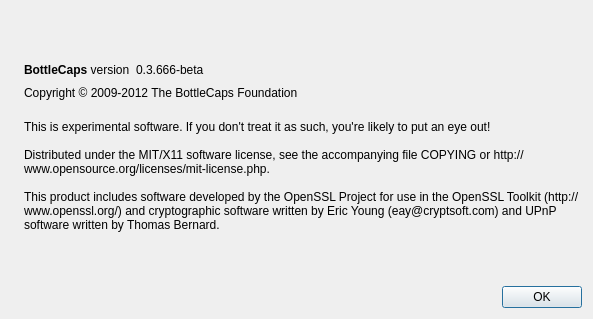
The window that src/qt/forms/aboutdialog.ui (magi-retro/peercoin) describes before a commit, drawn with Qt 5.
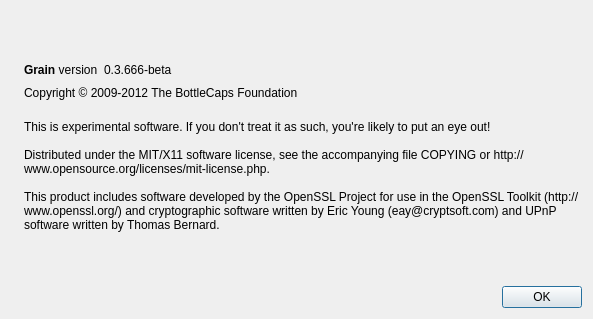
The same window after the commit. Icons and pictures are not drawn.

Commit message: FORK-GRAIN: [REPLACE-COINNAME] Replace BottleCaps to GrainCoin.

Patch:
```diff
--- a/src/qt/forms/aboutdialog.ui
+++ b/src/qt/forms/aboutdialog.ui
@@ -50,7 +50,7 @@
           <cursorShape>IBeamCursor</cursorShape>
          </property>
          <property name="text">
-          <string>&lt;b&gt;BottleCaps&lt;/b&gt; version</string>
+          <string>&lt;b&gt;Grain&lt;/b&gt; version</string>
          </property>
          <property name="textInteractionFlags">
           <set>Qt::LinksAccessibleByMouse|Qt::TextSelectableByKeyboard|Qt::TextSelectableByMouse</set>
```
Left out of the diff: 2 changed lines with no effect on the pictures. The commit also changes 15 other files.
